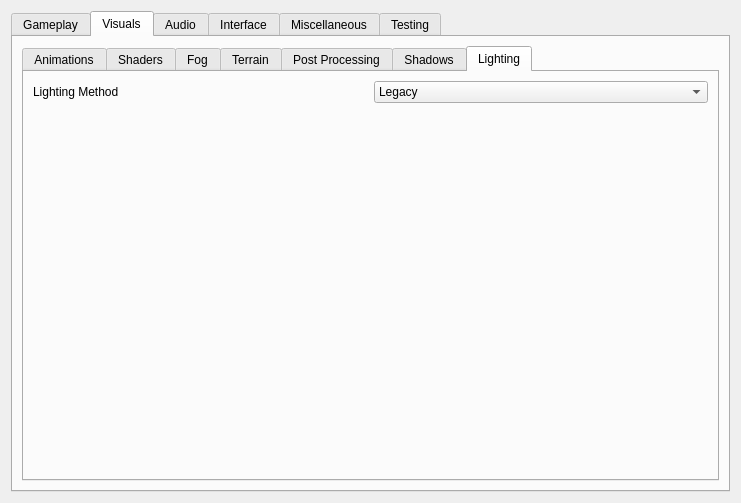
The window that apps/launcher/ui/settingspage.ui (efimandreev0/openmw-ctr) describes before a commit, drawn with Qt 5.
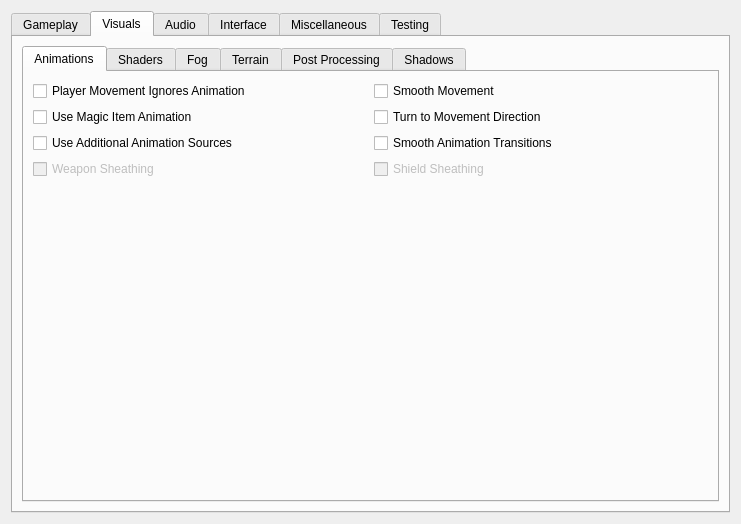
The same window after the commit. The open tabs and pages were chosen to show the change.

The edit to the form file:
```diff
--- a/apps/launcher/ui/settingspage.ui
+++ b/apps/launcher/ui/settingspage.ui
@@ -7,7 +7,7 @@
     <x>0</x>
     <y>0</y>
     <width>741</width>
-    <height>503</height>
+    <height>524</height>
    </rect>
   </property>
   <layout class="QVBoxLayout" name="pageVerticalLayout">
@@ -1023,62 +1023,6 @@
              </item>
             </layout>
            </widget>
-           <widget class="QWidget" name="lightingTab">
-            <attribute name="title">
-             <string>Lighting</string>
-            </attribute>
-            <layout class="QHBoxLayout" name="horizontalLightingLayout">
-             <item>
-              <layout class="QGridLayout" name="lightingLayout" columnstretch="0,0">
-               <item row="2" column="1">
-                <spacer name="verticalSpacer_10">
-                 <property name="orientation">
-                  <enum>Qt::Vertical</enum>
-                 </property>
-                 <property name="sizeHint" stdset="0">
-                  <size>
-                   <width>20</width>
-                   <height>40</height>
-                  </size>
-                 </property>
-                </spacer>
-               </item>
-               <item row="1" column="0">
-                <widget class="QLabel" name="lightingMethodLabel">
-                 <property name="toolTip">
-                  <string>&lt;html&gt;&lt;head/&gt;&lt;body&gt;&lt;p&gt;Set the internal handling of light sources.&lt;/p&gt;
-&lt;p&gt; &quot;Legacy&quot; always uses 8 lights per object. It provides results most similar to Morrowind's lighting.&lt;/p&gt;
-&lt;p&gt;&quot;Shaders (compatibility)&quot; removes the 8 light limit. This mode also enables lighting on groundcover. It is recommended to use this with older hardware and a light limit closer to 8.&lt;/p&gt;
-&lt;p&gt; &quot;Shaders&quot; carries all of the benefits that &quot;Shaders (compatibility)&quot; does, but uses a modern approach that allows for a higher max lights count with little to no performance penalties on modern hardware.&lt;/p&gt;&lt;/body&gt;&lt;/html&gt;</string>
-                 </property>
-                 <property name="text">
-                  <string>Lighting Method</string>
-                 </property>
-                </widget>
-               </item>
-               <item row="1" column="1">
-                <widget class="QComboBox" name="lightingMethodComboBox">
-                 <item>
-                  <property name="text">
-                   <string>Legacy</string>
-                  </property>
-                 </item>
-                 <item>
-                  <property name="text">
-                   <string>Shaders (compatibility)</string>
-                  </property>
-                 </item>
-                 <item>
-                  <property name="text">
-                   <string>Shaders</string>
-                  </property>
-                 </item>
-                </widget>
-               </item>
-              </layout>
-             </item>
-            </layout>
-           </widget>
           </widget>
          </item>
         </layout>
```
Left out of the diff: 34 changed lines with no effect on the pictures.
